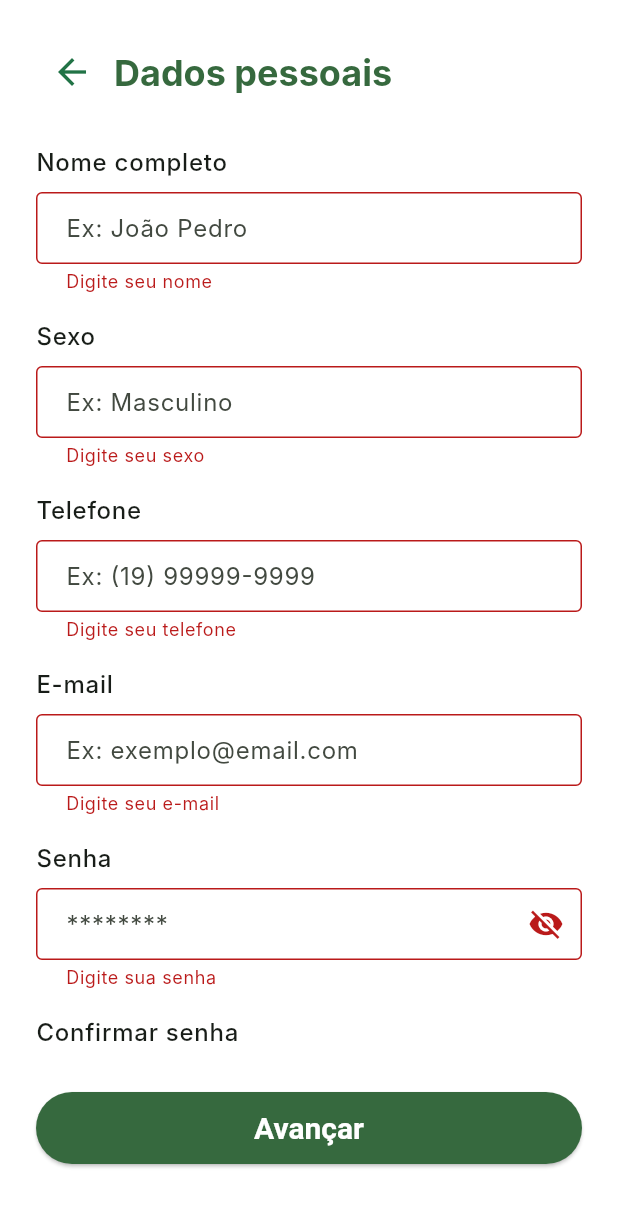
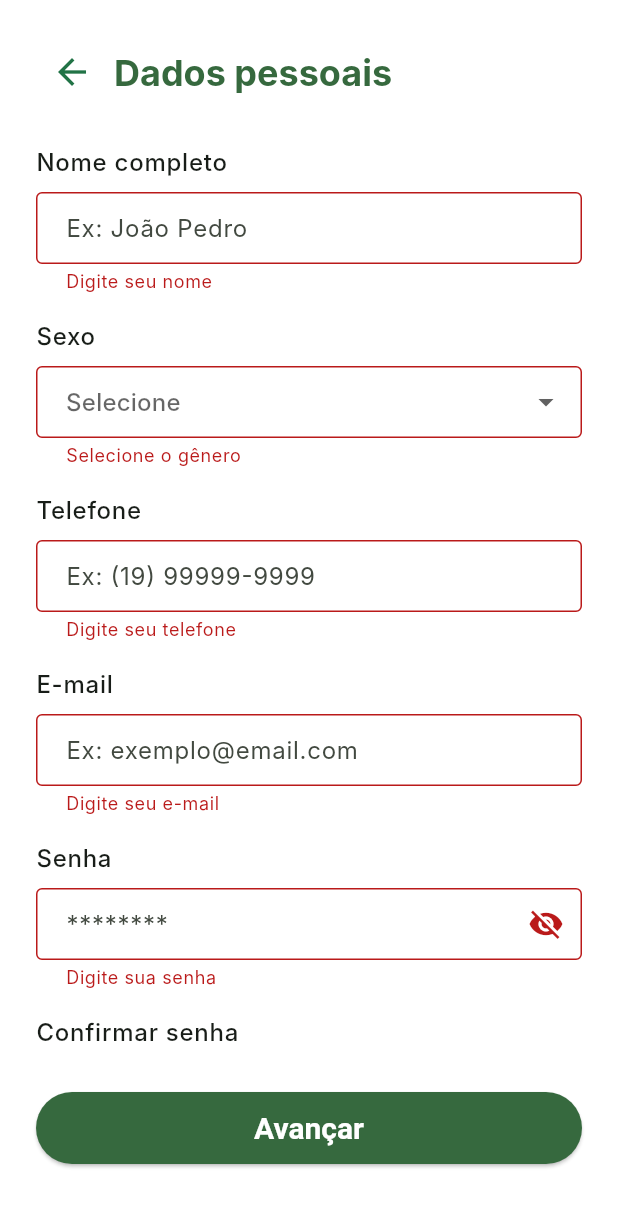
Before and after one commit to CliniCasa/frontend-clinicasa, a Flutter app: the PersonalDataScreen screen opened by its route, after a tap on "Avançar", on a phone screen of 412 x 824 dp. Shown: the top 1207 px of the screen. Run offline on Flutter 3.47's test engine with Material 3 defaults, Android fonts, the phone set to English and light mode, and no system bars; our stand-ins replace flutter_svg.

Commit message:
Add gender selection dropdown to PersonalDataScreen; implement dynamic input for 'other' gender option and enhance validation.

```diff
--- a/lib/screens/login-configure/personal_data_screen.dart
+++ b/lib/screens/login-configure/personal_data_screen.dart
@@ -19,6 +19,8 @@ class _PersonalDataScreenState extends State<PersonalDataScreen> {
   bool _obscurePassword = true;
   bool _obscureConfirmPassword = true;
   String _lastPhoneValue = '';
+  String? _selectedGender;
+  final TextEditingController _otherGenderController = TextEditingController();
 
   @override
   void dispose() {
@@ -28,6 +30,7 @@ class _PersonalDataScreenState extends State<PersonalDataScreen> {
     _emailController.dispose();
     _passwordController.dispose();
     _confirmPasswordController.dispose();
+    _otherGenderController.dispose();
     super.dispose();
   }
 
@@ -199,19 +202,67 @@ class _PersonalDataScreenState extends State<PersonalDataScreen> {
                           ),
                         ),
                         const SizedBox(height: 8),
-                        TextFormField(
-                          controller: _genderController,
+                        DropdownButtonFormField<String>(
+                          value: _selectedGender,
                           decoration: const InputDecoration(
-                            hintText: 'Ex: Masculino',
                             border: OutlineInputBorder(),
                             contentPadding: EdgeInsets.symmetric(
                               horizontal: 16,
                               vertical: 12,
                             ),
                           ),
-                          validator: (value) =>
-                              _validateOnlyLetters(value, 'sexo'),
+                          hint: const Text('Selecione'),
+                          items: const [
+                            DropdownMenuItem(
+                              value: 'masculino',
+                              child: Text('Masculino'),
+                            ),
+                            DropdownMenuItem(
+                              value: 'feminino',
+                              child: Text('Feminino'),
+                            ),
+                            DropdownMenuItem(
+                              value: 'nao_binario',
+                              child: Text('Não binário'),
+                            ),
+                            DropdownMenuItem(
+                              value: 'prefiro_nao_dizer',
+                              child: Text('Prefiro não dizer'),
+                            ),
+                            DropdownMenuItem(
+                              value: 'outro',
+                              child: Text('Outro'),
+                            ),
+                          ],
+                          validator: (value) {
+                            if (value == null || value.isEmpty) {
+                              return 'Selecione o gênero';
+                            }
+                            return null;
+                          },
+                          onChanged: (value) {
+                            setState(() {
+                              _selectedGender = value;
+                              if (value != 'outro') {
+                                _otherGenderController.clear();
+                              }
+                            });
+                          },
                         ),
+                        if (_selectedGender == 'outro') ...[
+                          const SizedBox(height: 8),
+                          TextFormField(
+                            controller: _otherGenderController,
+                            decoration: const InputDecoration(
+                              hintText: 'Especifique (opcional)',
+                              border: OutlineInputBorder(),
+                              contentPadding: EdgeInsets.symmetric(
+                                horizontal: 16,
+                                vertical: 12,
+                              ),
+                            ),
+                          ),
+                        ],
                         const SizedBox(height: 16),
                         Text(
                           'Telefone',
```
